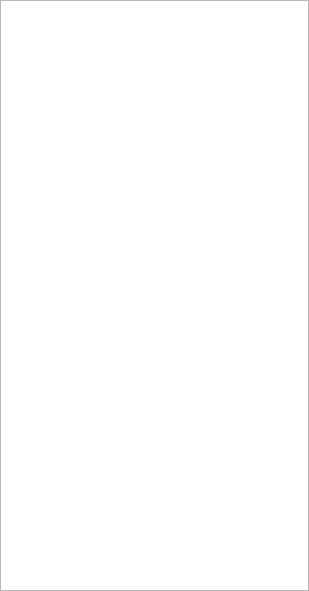
KDE/ktp-contact-list, file main-widget.ui: the form before one commit.
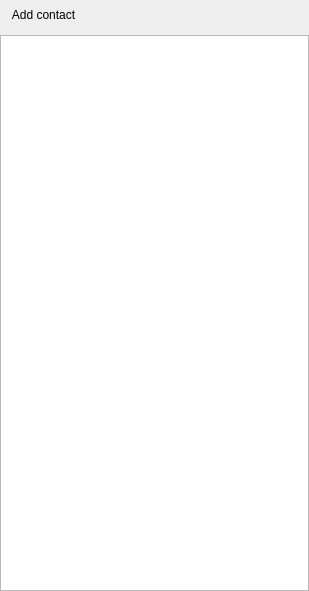
The form after the commit.

Commit message:
* Add a new class, TelepathyBridge, which serves as a bridge between Nepomuk resources and Telepathy accounts/contacts/etc.
 * Add other various classes which would serve as helpers to TelepathyBridge, but won't be exported in the future.
 * Make tp-contactlist use this new class to let the user perform some basic handling operation upon contacts

Diff of the .ui file:
```diff
--- a/main-widget.ui
+++ b/main-widget.ui
@@ -17,10 +17,20 @@
    <property name="margin">
     <number>0</number>
    </property>
+   <item>
+    <widget class="QToolBar" name="widget">
+     <addaction name="actionAdd_contact"/>
+    </widget>
+   </item>
    <item>
     <widget class="QTreeView" name="m_contactsListView"/>
    </item>
   </layout>
+  <action name="actionAdd_contact">
+   <property name="text">
+    <string>Add contact</string>
+   </property>
+  </action>
  </widget>
  <resources/>
  <connections/>
```
The commit also changes 24 other files.
